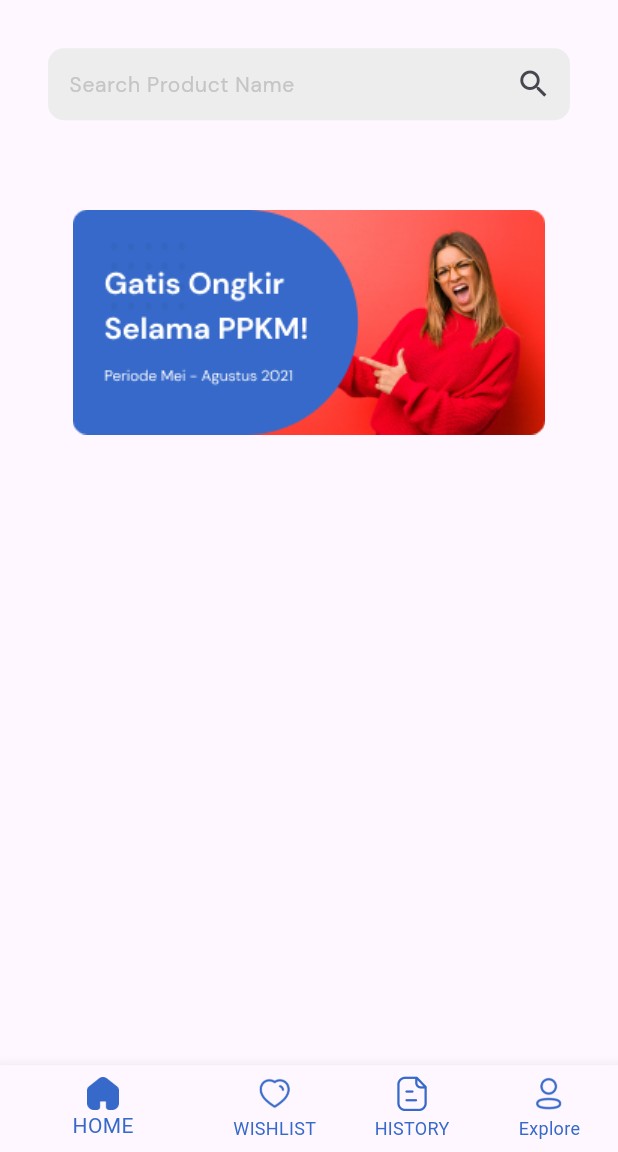
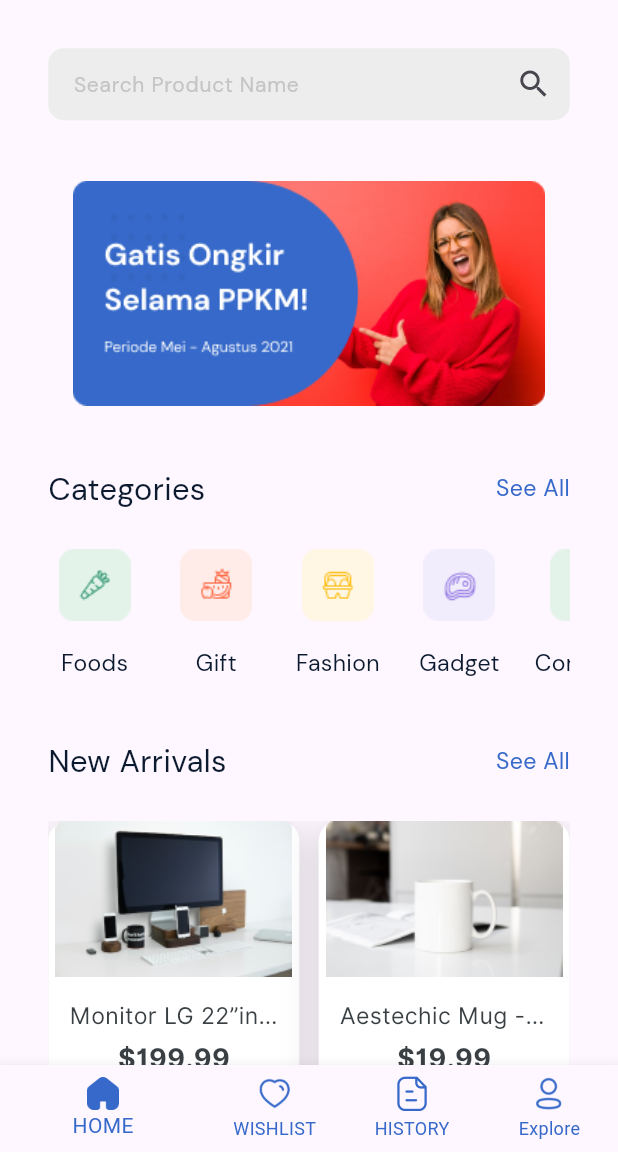
Before and after one commit to SheralDsouza57/mega_mall, a Flutter app: the screen it shows after launch, on a phone screen of 412 x 824 dp, the part 84-1236 px from its top. Run offline on Flutter 3.47's test engine with Material 3 defaults, Android fonts, the phone set to English and light mode, and no system bars; drawn by our look-alikes of carousel_slider; our stand-ins replace flutter_screenutil.

Commit message:
created a categories listview.builder to display categories. created a gridview of products with a custom widget.

```diff
--- a/lib/Resources/app_colors.dart
+++ b/lib/Resources/app_colors.dart
@@ -1,12 +1,12 @@
 import 'dart:ui';
 
 class AppColors {
-  static const black = Color(0xFF000000);
   static const white = Color(0xFFFFFFFF);
   static const blue = Color(0xFF3669C9);
-  static const charcoal = Color(0xFF0C1A30);
+  static const navyBlue = Color(0xFF0C1A30);
   static const davisGrey = Color(0xFFC4C5C4);
   static const featherGrey = Color(0xFFEDEDED);
   static const darkGrey = Color(0xFF393F42);
   static const lightGrey = Color(0xFFC4C5C4);
+  static const timidGrey = Color(0xFFFAFAFC);
 }
--- a/lib/data/datasources/home_data.dart
+++ b/lib/data/datasources/home_data.dart
@@ -15,6 +15,13 @@ final HomeModel homeData = HomeModel(banners: [
   AppIcons.gadget,
   AppIcons.foods,
   AppIcons.gift
+], categoryHeading: [
+  'Foods',
+  'Gift',
+  'Fashion',
+  'Gadget',
+  'Compute',
+  'See All'
 ], products: [
   AppImages.product1,
   AppImages.product2,
@@ -26,4 +33,26 @@ final HomeModel homeData = HomeModel(banners: [
   AppImages.product8,
   AppImages.product9,
   AppImages.product10
+], productName: [
+  'Monitor LG 22”inc 4K 120Fps',
+  'Aestechic Mug - white variant',
+  'Playstation 4 - SSD 128 GB',
+  'Macbook Pro - 8/128GB - With touchbar',
+  'Airpods pro',
+  'Cream Hoodie for Girl',
+  'Black T-shirt',
+  'Fujifilm Camera XA5',
+  'Airpods Max by Apple',
+  'Aestechic Headphones - pinkish variant'
+], productPrice: [
+  '\$199.99',
+  '\$19.99',
+  '\$1999.99',
+  '\$2000',
+  '\$499.99',
+  '\$22.99',
+  '\$199.99',
+  '\$559.99',
+  '\$2349.99',
+  '\$5432.99'
 ]);
--- a/lib/data/models/home_model.dart
+++ b/lib/data/models/home_model.dart
@@ -1,13 +1,16 @@
-import 'package:flutter/material.dart';
-
 class HomeModel {
   final List<String> banners;
   final List<String> categories;
+  final List<String> categoryHeading;
   final List<String> products;
+  final List<String> productName;
+  final List<String> productPrice;
 
-  HomeModel({
-    required this.banners,
-    required this.categories,
-    required this.products,
-  });
+  HomeModel(
+      {required this.banners,
+      required this.categories,
+      required this.products,
+      required this.categoryHeading,
+      required this.productName,
+      required this.productPrice});
 }
--- a/lib/presentation/screens/home.dart
+++ b/lib/presentation/screens/home.dart
@@ -2,10 +2,11 @@ import 'package:carousel_slider/carousel_slider.dart';
 import 'package:flutter/material.dart';
 import 'package:flutter_screenutil/flutter_screenutil.dart';
 import 'package:mega_mall/data/datasources/home_data.dart';
+import 'package:mega_mall/presentation/widgets/category_card.dart';
+import 'package:mega_mall/presentation/widgets/product_card.dart';
 import 'package:mega_mall/resources/app_colors.dart';
 import 'package:mega_mall/resources/app_fonts.dart';
 import 'package:mega_mall/resources/app_icons.dart';
-import 'package:mega_mall/resources/app_images.dart';
 import 'package:mega_mall/presentation/widgets/text_widget.dart';
 
 class Home extends StatefulWidget {
@@ -16,13 +17,6 @@ class Home extends StatefulWidget {
 }
 
 class _HomeState extends State<Home> {
-  final List<Widget> _banners = [
-    Image.asset(AppImages.banner1),
-    Image.asset(AppImages.banner2),
-    Image.asset(AppImages.banner3),
-    Image.asset(AppImages.banner4),
-    Image.asset(AppImages.banner5),
-  ];
   @override
   Widget build(BuildContext context) {
     return Scaffold(
@@ -35,8 +29,9 @@ class _HomeState extends State<Home> {
             TextWidget(
               text: 'Mega Mall',
               fontweight: FontWeight.bold,
-              fontsize: 18.sp,
+              fontsize: 18.h,
               color: AppColors.blue,
+              fontFamily: AppFonts.dmSans,
             ),
             Row(
               children: [
@@ -48,13 +43,12 @@ class _HomeState extends State<Home> {
           ],
         ),
       ),
-      body: Container(
-        padding: EdgeInsets.symmetric(horizontal: 25.r),
+      body: SingleChildScrollView(
+        child: Container(
+          padding: EdgeInsets.symmetric(horizontal: 25.w, vertical: 25.h),
           width: MediaQuery.of(context).size.width.w,
-        height: MediaQuery.of(context).size.height.h,
           child: Column(
             children: [
-            SizedBox(height: 25.h),
               TextField(
                 decoration: InputDecoration(
                   hintText: 'Search Product Name',
@@ -69,14 +63,18 @@ class _HomeState extends State<Home> {
                   ),
                   filled: true,
                   fillColor: AppColors.featherGrey,
-                contentPadding: const EdgeInsets.symmetric(horizontal: 10),
+                  contentPadding: EdgeInsets.symmetric(horizontal: 10.w),
                 ),
               ),
-            SizedBox(height: 30.h),
+              SizedBox(height: 15.h),
               CarouselSlider(
                 items: [
                   for (int i = 0; i < homeData.banners.length; i++)
-                  Image.asset(homeData.banners[i]),
+                    Image.asset(
+                      homeData.banners[i],
+                      width: 315.h,
+                      height: 150.h,
+                    ),
                 ],
                 options: CarouselOptions(
                   height: 150.h,
@@ -90,7 +88,81 @@ class _HomeState extends State<Home> {
                   scrollDirection: Axis.horizontal,
                 ),
               ),
+              SizedBox(height: 15.h),
+              Row(
+                mainAxisAlignment: MainAxisAlignment.spaceBetween,
+                children: [
+                  TextWidget(
+                    text: 'Categories',
+                    color: AppColors.navyBlue,
+                    fontsize: 16.h,
+                    fontweight: FontWeight.w500,
+                    fontFamily: AppFonts.dmSans,
+                  ),
+                  TextWidget(
+                    text: 'See All',
+                    color: AppColors.blue,
+                    fontsize: 12.h,
+                    fontweight: FontWeight.w500,
+                    fontFamily: AppFonts.dmSans,
+                  ),
                 ],
+              ),
+              SizedBox(height: 15.h),
+              SizedBox(
+                height: 74.h,
+                child: ListView.builder(
+                  scrollDirection: Axis.horizontal,
+                  itemCount: homeData.categories.length,
+                  itemBuilder: (context, index) {
+                    return CategoryCard(
+                        title: homeData.categoryHeading[index],
+                        image: homeData.categories[index]);
+                  },
+                ),
+              ),
+              SizedBox(height: 30.h),
+              Row(
+                mainAxisAlignment: MainAxisAlignment.spaceBetween,
+                children: [
+                  TextWidget(
+                    text: 'New Arrivals',
+                    color: AppColors.navyBlue,
+                    fontsize: 16.h,
+                    fontweight: FontWeight.w500,
+                    fontFamily: AppFonts.dmSans,
+                  ),
+                  TextWidget(
+                    text: 'See All',
+                    color: AppColors.blue,
+                    fontsize: 12.h,
+                    fontweight: FontWeight.w500,
+                    fontFamily: AppFonts.dmSans,
+                  ),
+                ],
+              ),
+              SizedBox(height: 20.h),
+              SizedBox(
+                height: 400.h,
+                child: GridView.builder(
+                  gridDelegate: SliverGridDelegateWithFixedCrossAxisCount(
+                    crossAxisCount: 2,
+                    mainAxisSpacing: 10.w,
+                    crossAxisSpacing: 10.h,
+                    childAspectRatio: 130.w / 195.h,
+                  ),
+                  itemCount: 10,
+                  itemBuilder: (context, index) {
+                    return ProductCard(
+                      product: homeData.products[index],
+                      productName: homeData.productName[index],
+                      productPrice: homeData.productPrice[index],
+                    );
+                  },
+                ),
+              )
+            ],
+          ),
         ),
       ),
     );
--- /dev/null
+++ b/lib/presentation/widgets/add_to_cart_button.dart
@@ -0,0 +1,31 @@
+import 'package:flutter/material.dart';
+import 'package:flutter_screenutil/flutter_screenutil.dart';
+import 'package:mega_mall/presentation/widgets/text_widget.dart';
+import 'package:mega_mall/resources/app_colors.dart';
+import 'package:mega_mall/resources/app_fonts.dart';
+
+class AddToCartButton extends StatelessWidget {
+  const AddToCartButton({
+    super.key,
+  });
+
+  @override
+  Widget build(BuildContext context) {
+    return Container(
+      height: 31.h,
+      width: 110.w,
+      decoration: BoxDecoration(
+        color: AppColors.blue,
+        borderRadius: BorderRadius.circular(4.r),
+      ),
+      child: Center(
+        child: TextWidget(
+          text: 'Add to Cart',
+          fontFamily: AppFonts.inter,
+          fontsize: 12.h,
+          color: AppColors.white,
+        ),
+      ),
+    );
+  }
+}
--- /dev/null
+++ b/lib/presentation/widgets/category_card.dart
@@ -0,0 +1,37 @@
+import 'package:flutter/material.dart';
+import 'package:flutter_screenutil/flutter_screenutil.dart';
+import 'package:mega_mall/presentation/widgets/text_widget.dart';
+import 'package:mega_mall/resources/app_colors.dart';
+import 'package:mega_mall/resources/app_fonts.dart';
+
+class CategoryCard extends StatelessWidget {
+  const CategoryCard({
+    super.key,
+    required this.title,
+    required this.image,
+  });
+  final String title;
+  final String image;
+  @override
+  Widget build(BuildContext context) {
+    return Padding(
+      padding: EdgeInsets.only(right: 15.r),
+      child: Column(
+        children: [
+          Image.asset(
+            image,
+            width: 48.w,
+            height: 48.h,
+          ),
+          SizedBox(height: 8.h),
+          TextWidget(
+            text: title,
+            color: AppColors.navyBlue,
+            fontsize: 12.h,
+            fontFamily: AppFonts.dmSans,
+          ),
+        ],
+      ),
+    );
+  }
+}
--- /dev/null
+++ b/lib/presentation/widgets/product_card.dart
@@ -0,0 +1,68 @@
+import 'package:flutter/material.dart';
+import 'package:flutter_screenutil/flutter_screenutil.dart';
+import 'package:mega_mall/presentation/widgets/add_to_cart_button.dart';
+import 'package:mega_mall/presentation/widgets/text_widget.dart';
+import 'package:mega_mall/resources/app_colors.dart';
+import 'package:mega_mall/resources/app_fonts.dart';
+
+class ProductCard extends StatelessWidget {
+  const ProductCard({
+    super.key,
+    required this.product,
+    required this.productName,
+    required this.productPrice,
+  });
+  final String product;
+  final String productName;
+  final String productPrice;
+
+  @override
+  Widget build(BuildContext context) {
+    return Container(
+      width: 130.w,
+      height: 195.h,
+      decoration: BoxDecoration(
+          color: AppColors.white,
+          borderRadius: BorderRadius.circular(10.r),
+          boxShadow: [
+            BoxShadow(
+              color: Colors.black.withOpacity(0.15),
+              spreadRadius: 0,
+              blurRadius: 20,
+              offset: const Offset(0, 4),
+            )
+          ]),
+      child: Column(
+        children: [
+          Image.asset(
+            product,
+            width: 170.w,
+            height: 81.h,
+          ),
+          SizedBox(height: 11.h),
+          Padding(
+            padding: EdgeInsets.symmetric(horizontal: 11.w),
+            child: TextWidget(
+              text: productName,
+              color: AppColors.darkGrey,
+              fontsize: 12.h,
+              fontweight: FontWeight.w500,
+              fontFamily: AppFonts.inter,
+            ),
+          ),
+          SizedBox(height: 4.h),
+          TextWidget(
+            text: productPrice,
+            color: AppColors.darkGrey,
+            fontsize: 14.h,
+            fontweight: FontWeight.w600,
+            fontFamily: AppFonts.inter,
+          ),
+          SizedBox(height: 11.h),
+          const AddToCartButton(),
+          SizedBox(height: 13.h),
+        ],
+      ),
+    );
+  }
+}
--- a/lib/presentation/widgets/text_widget.dart
+++ b/lib/presentation/widgets/text_widget.dart
@@ -1,5 +1,4 @@
 import 'package:flutter/material.dart';
-import 'package:mega_mall/resources/app_fonts.dart';
 
 class TextWidget extends StatelessWidget {
   const TextWidget({
@@ -10,6 +9,7 @@ class TextWidget extends StatelessWidget {
     required this.text,
     this.underline,
     this.textAlign,
+    required this.fontFamily,
   });
 
   final Color? color;
@@ -18,18 +18,19 @@ class TextWidget extends StatelessWidget {
   final String text;
   final TextDecoration? underline;
   final TextAlign? textAlign;
+  final String? fontFamily;
 
   @override
   Widget build(BuildContext context) {
     return Text(
       text,
       textAlign: textAlign,
-      maxLines: 5,
+      maxLines: 1,
       softWrap: true,
       style: TextStyle(
         overflow: TextOverflow.ellipsis,
         color: color,
-        fontFamily: AppFonts.dmSans,
+        fontFamily: fontFamily,
         fontSize: fontsize,
         fontWeight: fontweight,
         decoration: underline,
```
Lines whose indentation alone changed are shown as unchanged.
